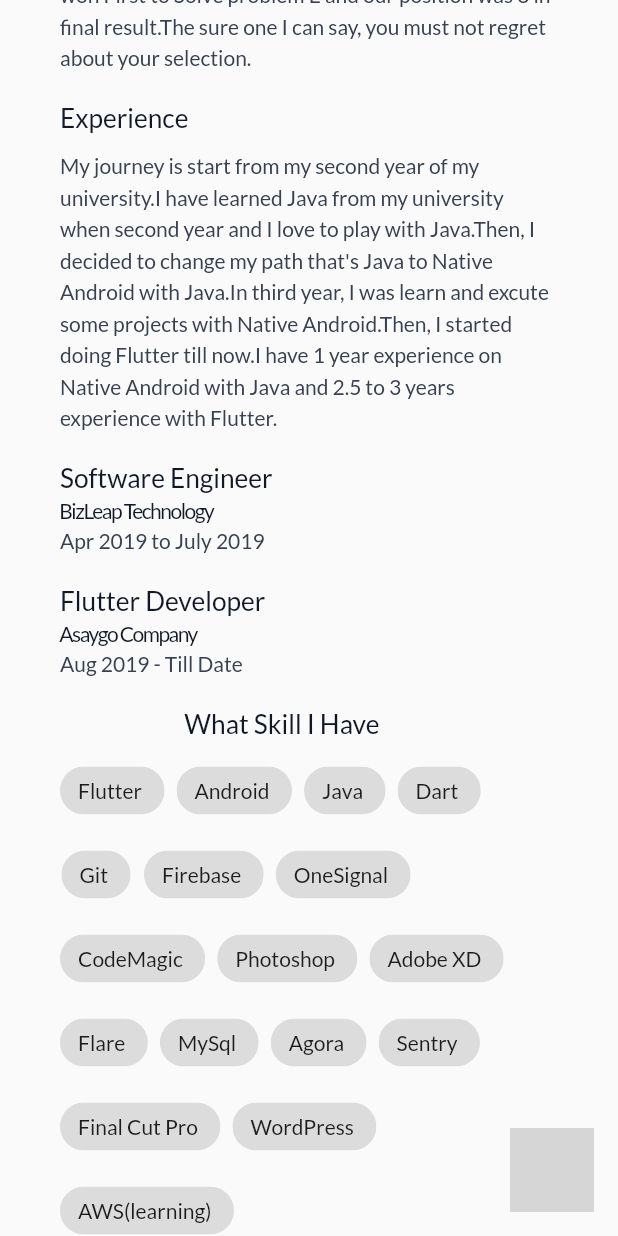
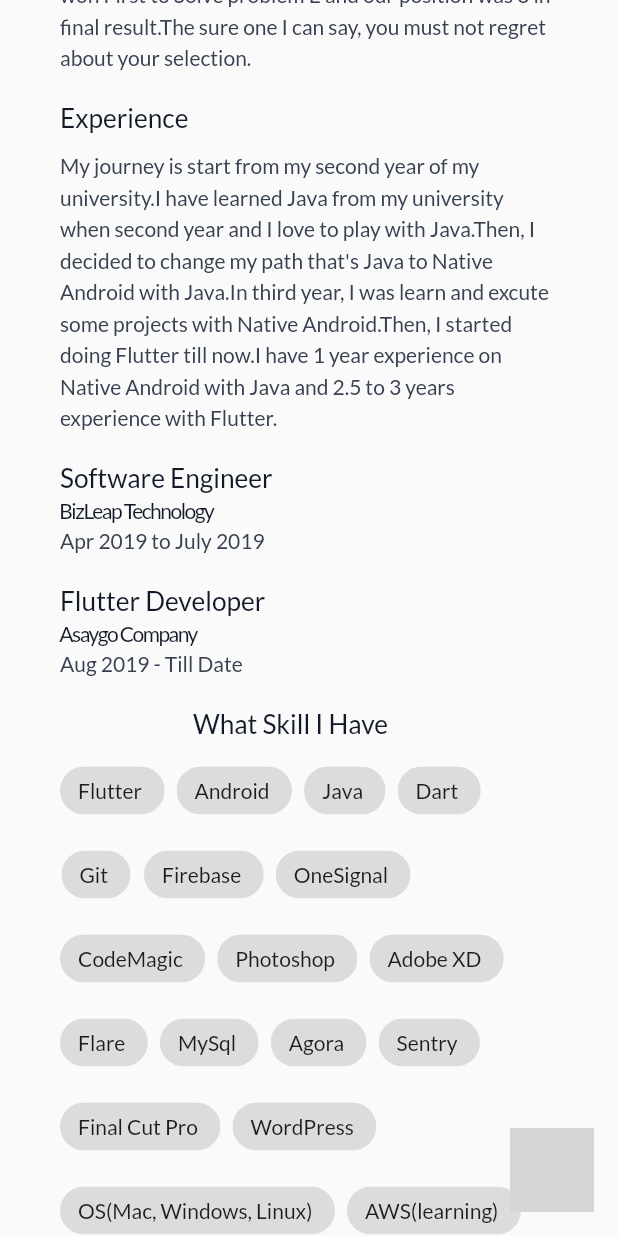
Before and after one commit to shinewanna/my-portfolio, a Flutter app: the screen it shows after launch, scrolled down 576 dp, on a phone screen of 412 x 824 dp. Run offline on Flutter 3.47's test engine with Material 2 defaults, Android fonts, the phone set to English and light mode, and no system bars; drawn by our look-alikes of streaming_shared_preferences; our stand-ins replace flutter_staggered_animations, google_fonts, percent_indicator, responsive_builder, velocity_x; missing offline and left inert: day_night_switcher, mailto; grey boxes are pictures that could not be loaded.

Commit message:
added bounce effect and OS

```diff
--- a/lib/data/my_info.dart
+++ b/lib/data/my_info.dart
@@ -59,6 +59,7 @@ class MyInfo {
       Skill(name: 'Sentry'),
       Skill(name: 'Final Cut Pro'),
       Skill(name: 'WordPress'),
+      Skill(name: 'OS(Mac, Windows, Linux)'),
       Skill(name: 'AWS(learning)'),
     ];
   }
--- a/lib/ui/home.dart
+++ b/lib/ui/home.dart
@@ -23,6 +23,7 @@ class Home extends StatelessWidget {
       body: ScreenTypeLayout(
         desktop: Center(
           child: CustomScrollView(
+            physics: BouncingScrollPhysics(),
             slivers: [
               Header(),
               SliverPadding(
```
